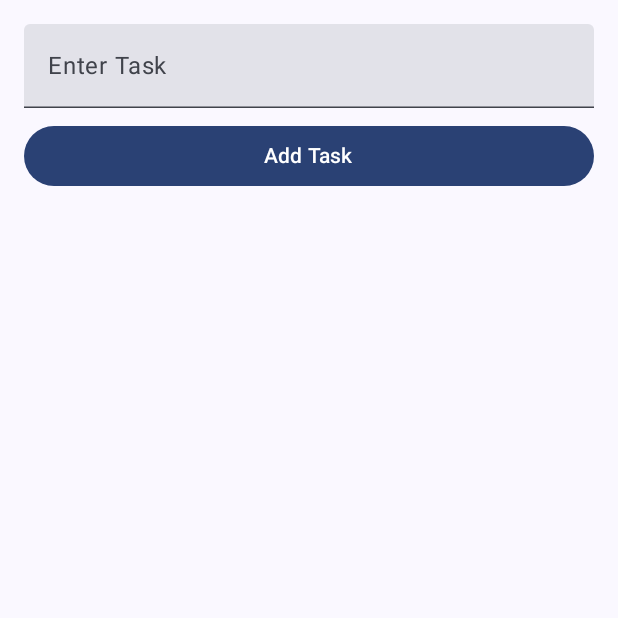
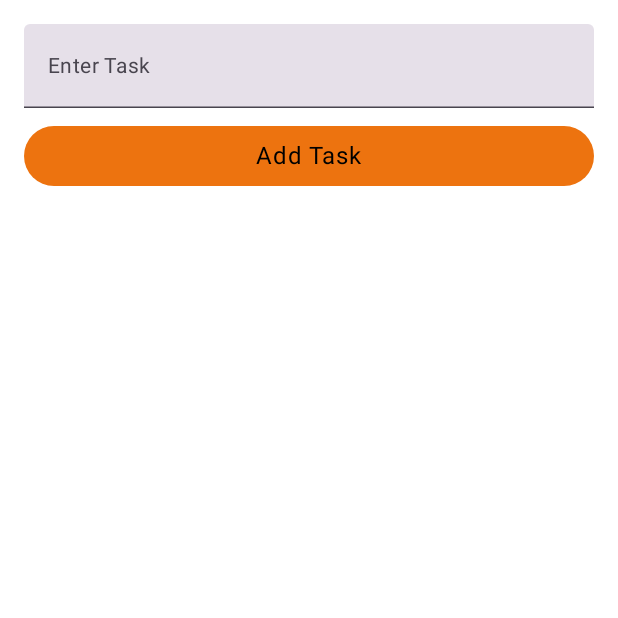
Before and after one commit to Moin333/To-Do-List-App, an Android app built with Jetpack Compose: the screen it shows after launch (MainActivity), on a phone screen of 412 x 824 dp, the top half of it. Run offline under Robolectric (Android 15) with nearby library versions, the light colour scheme and no system bars.

Commit message:
implemented ui.theme

```diff
--- a/app/src/main/java/com/example/to_dolistapp/ToDoScreen.kt
+++ b/app/src/main/java/com/example/to_dolistapp/ToDoScreen.kt
@@ -5,28 +5,24 @@ import androidx.compose.foundation.lazy.LazyColumn
 import androidx.compose.foundation.lazy.items
 import androidx.compose.material.icons.Icons
 import androidx.compose.material.icons.filled.Delete
-import androidx.compose.material3.Button
-import androidx.compose.material3.ExperimentalMaterial3Api
-import androidx.compose.material3.Icon
-import androidx.compose.material3.IconButton
-import androidx.compose.material3.Text
-import androidx.compose.material3.TextField
+import androidx.compose.material3.*
 import androidx.compose.runtime.*
 import androidx.compose.runtime.saveable.rememberSaveable
 import androidx.compose.ui.Modifier
 import androidx.compose.ui.unit.dp
 import androidx.lifecycle.viewmodel.compose.viewModel
+import com.example.to_dolistapp.ui.theme.Typography
 
 @OptIn(ExperimentalMaterial3Api::class)
 @Composable
 fun ToDoScreen(viewModel: ToDoViewModel = viewModel()) {
-    var taskText by rememberSaveable { mutableStateOf("")  }
+    var taskText by rememberSaveable { mutableStateOf("") }
 
     Column(modifier = Modifier.padding(16.dp)) {
         TextField(
             value = taskText,
-            onValueChange = {taskText = it },
-            label = {Text(text = "Enter Task") },
+            onValueChange = { taskText = it },
+            label = { Text(text = "Enter Task", style = Typography.bodyMedium) },
             modifier = Modifier.fillMaxWidth()
         )
 
@@ -39,13 +35,13 @@ fun ToDoScreen(viewModel: ToDoViewModel = viewModel()) {
             },
             modifier = Modifier.fillMaxWidth()
         ) {
-           Text(text = "Add Task")
+            Text(text = "Add Task", style = Typography.bodyLarge)
         }
 
         Spacer(modifier = Modifier.height(16.dp))
 
         LazyColumn {
-            items(viewModel.todoList) {task ->
+            items(viewModel.todoList) { task ->
                 TaskItem(task, viewModel::removeTask)
             }
         }
@@ -60,7 +56,7 @@ fun TaskItem(task: String, onDelete: (String) -> Unit) {
             .padding(8.dp),
         horizontalArrangement = Arrangement.SpaceBetween
     ) {
-        Text(task)
+        Text(task, style = Typography.bodyLarge)
         IconButton(onClick = { onDelete(task) }) {
             Icon(Icons.Default.Delete, contentDescription = "Delete Task")
         }
--- a/app/src/main/java/com/example/to_dolistapp/ui/theme/Color.kt
+++ b/app/src/main/java/com/example/to_dolistapp/ui/theme/Color.kt
@@ -2,10 +2,10 @@ package com.example.to_dolistapp.ui.theme
 
 import androidx.compose.ui.graphics.Color
 
-val Purple80 = Color(0xFFD0BCFF)
-val PurpleGrey80 = Color(0xFFCCC2DC)
-val Pink80 = Color(0xFFEFB8C8)
+val PrimaryDark = Color(0xFFF68B19)
+val SecondaryDark = Color(0xFF6A7481)
+val TertiaryDark = Color(0xFF20C8CB)
 
-val Purple40 = Color(0xFF6650a4)
-val PurpleGrey40 = Color(0xFF625b71)
-val Pink40 = Color(0xFF7D5260)
+val PrimaryLight = Color(0xFFED730F)
+val SecondaryLight = Color(0xFF545A66)
+val TertiaryLight = Color(0xFF1C969E)
--- a/app/src/main/java/com/example/to_dolistapp/ui/theme/Theme.kt
+++ b/app/src/main/java/com/example/to_dolistapp/ui/theme/Theme.kt
@@ -10,38 +10,43 @@ import androidx.compose.material3.dynamicLightColorScheme
 import androidx.compose.material3.lightColorScheme
 import androidx.compose.runtime.Composable
 import androidx.compose.runtime.SideEffect
+import androidx.compose.ui.graphics.Color
 import androidx.compose.ui.graphics.toArgb
 import androidx.compose.ui.platform.LocalContext
 import androidx.compose.ui.platform.LocalView
 import androidx.core.view.WindowCompat
 
+// Dark and Light Color Schemes
 private val DarkColorScheme = darkColorScheme(
-    primary = Purple80,
-    secondary = PurpleGrey80,
-    tertiary = Pink80
+    primary = PrimaryDark,
+    secondary = SecondaryDark,
+    tertiary = TertiaryDark,
+    background = Color.Black,
+    surface = Color.Black,
+    onPrimary = Color.White,
+    onSecondary = Color.White,
+    onTertiary = Color.White,
+    onBackground = Color.White,
+    onSurface = Color.White
 )
 
 private val LightColorScheme = lightColorScheme(
-    primary = Purple40,
-    secondary = PurpleGrey40,
-    tertiary = Pink40
-
-    /* Other default colors to override
-    background = Color(0xFFFFFBFE),
-    surface = Color(0xFFFFFBFE),
-    onPrimary = Color.White,
-    onSecondary = Color.White,
-    onTertiary = Color.White,
-    onBackground = Color(0xFF1C1B1F),
-    onSurface = Color(0xFF1C1B1F),
-    */
+    primary = PrimaryLight,
+    secondary = SecondaryLight,
+    tertiary = TertiaryLight,
+    background = Color.White,
+    surface = Color.White,
+    onPrimary = Color.Black,
+    onSecondary = Color.Black,
+    onTertiary = Color.Black,
+    onBackground = Color.Black,
+    onSurface = Color.Black
 )
 
 @Composable
 fun ToDoListAppTheme(
     darkTheme: Boolean = isSystemInDarkTheme(),
-    // Dynamic color is available on Android 12+
-    dynamicColor: Boolean = true,
+    dynamicColor: Boolean = false,
     content: @Composable () -> Unit
 ) {
     val colorScheme = when {
@@ -49,16 +54,25 @@ fun ToDoListAppTheme(
             val context = LocalContext.current
             if (darkTheme) dynamicDarkColorScheme(context) else dynamicLightColorScheme(context)
         }
-
         darkTheme -> DarkColorScheme
         else -> LightColorScheme
     }
+
     val view = LocalView.current
     if (!view.isInEditMode) {
         SideEffect {
             val window = (view.context as Activity).window
-            window.statusBarColor = colorScheme.primary.toArgb()
-            WindowCompat.getInsetsController(window, view).isAppearanceLightStatusBars = darkTheme
+
+            // Control system bars using insets and decor fits
+            WindowCompat.setDecorFitsSystemWindows(window, false)
+            WindowCompat.getInsetsController(window, view).apply {
+                isAppearanceLightStatusBars = !darkTheme // Light icons for dark mode
+                isAppearanceLightNavigationBars = !darkTheme // Light icons for navigation bar
+            }
+
+            // Set the status and navigation bar background colors
+            window.statusBarColor = colorScheme.background.toArgb()
+            window.navigationBarColor = colorScheme.background.toArgb()
         }
     }
 
--- a/app/src/main/java/com/example/to_dolistapp/ui/theme/Type.kt
+++ b/app/src/main/java/com/example/to_dolistapp/ui/theme/Type.kt
@@ -8,27 +8,109 @@ import androidx.compose.ui.unit.sp
 
 // Set of Material typography styles to start with
 val Typography = Typography(
-    bodyLarge = TextStyle(
-        fontFamily = FontFamily.Default,
+    displayLarge = TextStyle(
+        fontFamily = FontFamily.SansSerif, // Using Arial
+        fontWeight = FontWeight.Light,
+        fontSize = 57.sp,
+        lineHeight = 64.sp,
+        letterSpacing = (-0.25).sp
+    ),
+    displayMedium = TextStyle(
+        fontFamily = FontFamily.SansSerif, // Using Arial
+        fontWeight = FontWeight.Light,
+        fontSize = 45.sp,
+        lineHeight = 52.sp,
+        letterSpacing = 0.sp
+    ),
+    displaySmall = TextStyle(
+        fontFamily = FontFamily.SansSerif, // Using Arial
+        fontWeight = FontWeight.Light,
+        fontSize = 36.sp,
+        lineHeight = 44.sp,
+        letterSpacing = 0.sp
+    ),
+    headlineLarge = TextStyle(
+        fontFamily = FontFamily.SansSerif, // Using Arial
         fontWeight = FontWeight.Normal,
-        fontSize = 16.sp,
-        lineHeight = 24.sp,
-        letterSpacing = 0.5.sp
-    )
-    /* Other default text styles to override
+        fontSize = 32.sp,
+        lineHeight = 40.sp,
+        letterSpacing = 0.sp
+    ),
+    headlineMedium = TextStyle(
+        fontFamily = FontFamily.SansSerif, // Using Arial
+        fontWeight = FontWeight.Medium,
+        fontSize = 28.sp,
+        lineHeight = 36.sp,
+        letterSpacing = 0.sp
+    ),
+    headlineSmall = TextStyle(
+        fontFamily = FontFamily.SansSerif, // Using Arial
+        fontWeight = FontWeight.Medium,
+        fontSize = 24.sp,
+        lineHeight = 32.sp,
+        letterSpacing = 0.sp
+    ),
     titleLarge = TextStyle(
-        fontFamily = FontFamily.Default,
+        fontFamily = FontFamily.SansSerif, // Using Arial
         fontWeight = FontWeight.Normal,
         fontSize = 22.sp,
         lineHeight = 28.sp,
         letterSpacing = 0.sp
     ),
+    titleMedium = TextStyle(
+        fontFamily = FontFamily.SansSerif, // Using Arial
+        fontWeight = FontWeight.Medium,
+        fontSize = 16.sp,
+        lineHeight = 24.sp,
+        letterSpacing = 0.15.sp
+    ),
+    titleSmall = TextStyle(
+        fontFamily = FontFamily.SansSerif, // Using Arial
+        fontWeight = FontWeight.Medium,
+        fontSize = 14.sp,
+        lineHeight = 20.sp,
+        letterSpacing = 0.1.sp
+    ),
+    bodyLarge = TextStyle(
+        fontFamily = FontFamily.SansSerif, // Using Arial
+        fontWeight = FontWeight.Normal,
+        fontSize = 16.sp,
+        lineHeight = 24.sp,
+        letterSpacing = 0.5.sp
+    ),
+    bodyMedium = TextStyle(
+        fontFamily = FontFamily.SansSerif, // Using Arial
+        fontWeight = FontWeight.Normal,
+        fontSize = 14.sp,
+        lineHeight = 20.sp,
+        letterSpacing = 0.25.sp
+    ),
+    bodySmall = TextStyle(
+        fontFamily = FontFamily.SansSerif, // Using Arial
+        fontWeight = FontWeight.Normal,
+        fontSize = 12.sp,
+        lineHeight = 16.sp,
+        letterSpacing = 0.4.sp
+    ),
+    labelLarge = TextStyle(
+        fontFamily = FontFamily.SansSerif, // Using Arial
+        fontWeight = FontWeight.Medium,
+        fontSize = 14.sp,
+        lineHeight = 20.sp,
+        letterSpacing = 0.1.sp
+    ),
+    labelMedium = TextStyle(
+        fontFamily = FontFamily.SansSerif, // Using Arial
+        fontWeight = FontWeight.Medium,
+        fontSize = 12.sp,
+        lineHeight = 16.sp,
+        letterSpacing = 0.5.sp
+    ),
     labelSmall = TextStyle(
-        fontFamily = FontFamily.Default,
+        fontFamily = FontFamily.SansSerif, // Using Arial
         fontWeight = FontWeight.Medium,
         fontSize = 11.sp,
         lineHeight = 16.sp,
         letterSpacing = 0.5.sp
     )
-    */
 )
```
